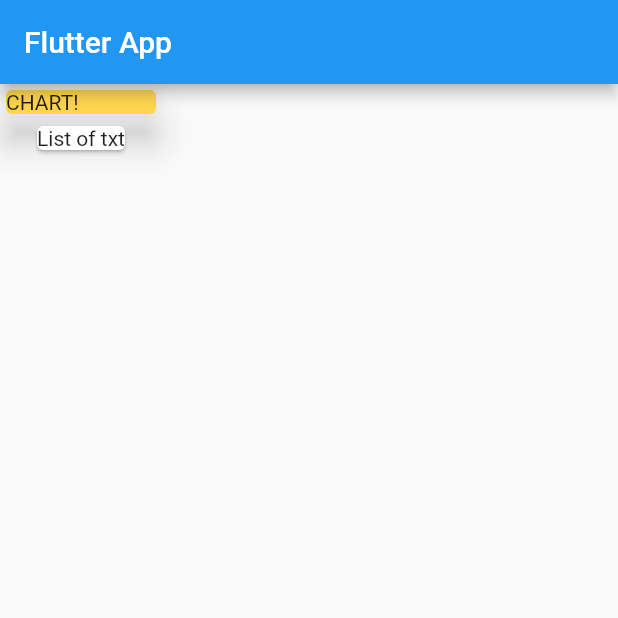
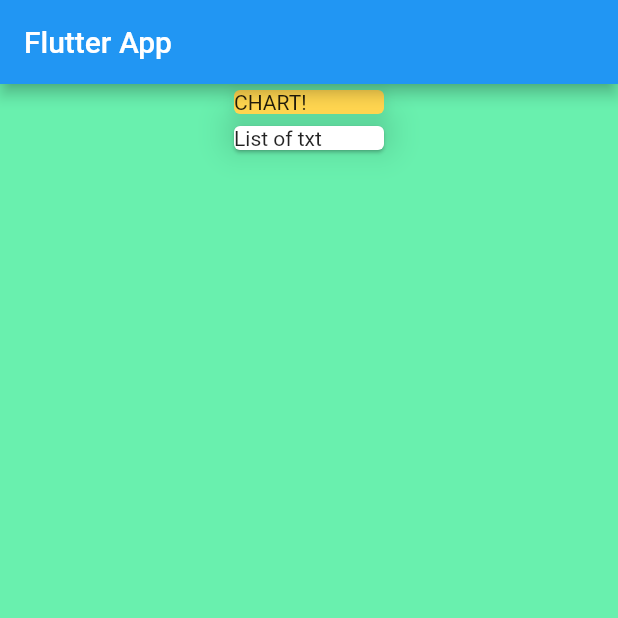
Before and after one commit to EvGen94/expenses_planner, a Flutter app: the screen it shows after launch, on a phone screen of 412 x 824 dp, the top half of it. Run offline on Flutter 3.47's test engine with Material 2 defaults, Android fonts, the phone set to English and light mode, and no system bars.

Commit message:
add_colors_container

```diff
--- a/expenses_planner/lib/main.dart
+++ b/expenses_planner/lib/main.dart
@@ -19,16 +19,20 @@ class MyHomePage extends StatelessWidget {
       appBar: AppBar(
         title: Text('Flutter App'),
       ),
-      body: Column(
+      body: Container(width: 1000,color: Colors.greenAccent,
+        child: Column(
           children: <Widget>[
-          Card( color: Colors.amber[300],
+            Card(
+              color: Colors.amber[300],
               child: Container(width: 100, child: Text('CHART!')),
               elevation: 10,
             ),
             Card(
-            child: Text('List of txt'),
+              color:  Colors.deepOrangeAccent[300],
+              child: Container(width: 100, child: Text('List of txt')),
             ),
           ],
+        ),
       ),
     );
   }
```
Lines whose indentation alone changed are shown as unchanged.
